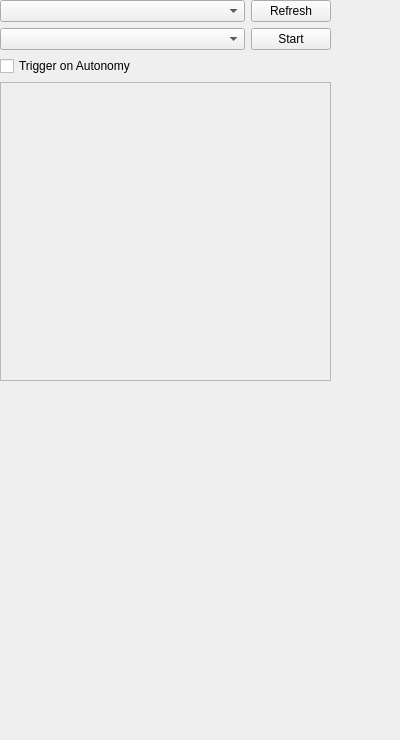
Old version of the form riptide_rviz/riptide_rviz/src/BaggingPanel.ui in the repository osu-uwrt/riptide_gui.
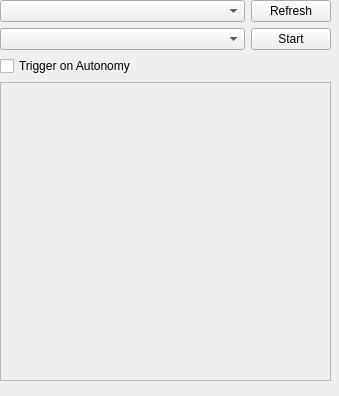
New version of the form.

Patch:
```diff
--- a/riptide_rviz/riptide_rviz/src/BaggingPanel.ui
+++ b/riptide_rviz/riptide_rviz/src/BaggingPanel.ui
@@ -6,8 +6,8 @@
    <rect>
     <x>0</x>
     <y>0</y>
-    <width>400</width>
-    <height>740</height>
+    <width>339</width>
+    <height>396</height>
    </rect>
   </property>
   <property name="windowTitle">
```
